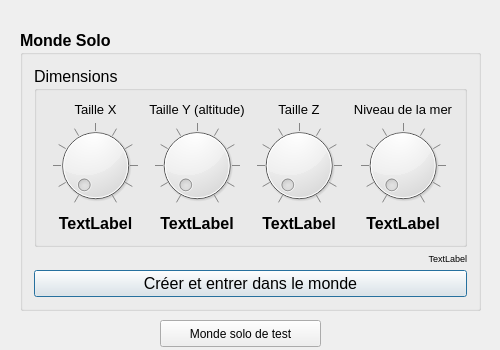
First picture: the form in src/CraftuxHome.ui, repository Glycaa/CrafTuX, before the edit.
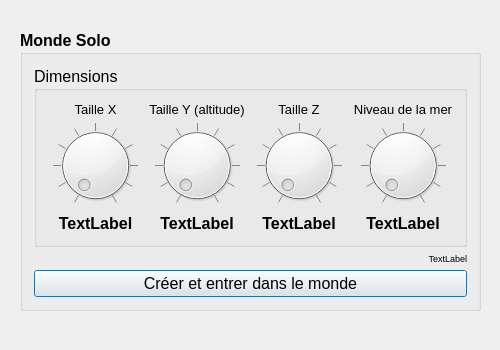
Second picture: the form after the edit.

```diff
--- a/src/CraftuxHome.ui
+++ b/src/CraftuxHome.ui
@@ -346,19 +346,6 @@
     </item>
    </layout>
   </widget>
-  <widget class="QPushButton" name="test2Button">
-   <property name="geometry">
-    <rect>
-     <x>160</x>
-     <y>320</y>
-     <width>161</width>
-     <height>27</height>
-    </rect>
-   </property>
-   <property name="text">
-    <string>Monde solo de test</string>
-   </property>
-  </widget>
  </widget>
  <layoutdefault spacing="6" margin="11"/>
  <resources/>
```
